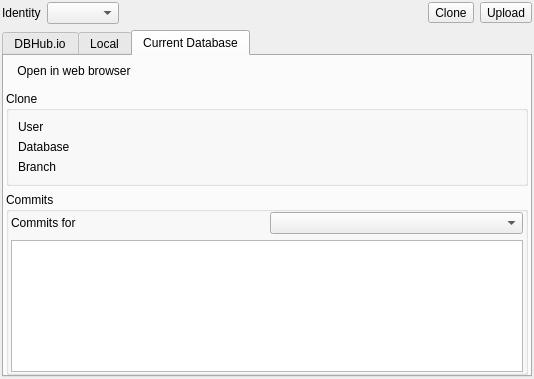
This is src/RemoteDock.ui in sqlitebrowser/sqlitebrowser as Qt 5 draws it before an edit. The edited form follows.
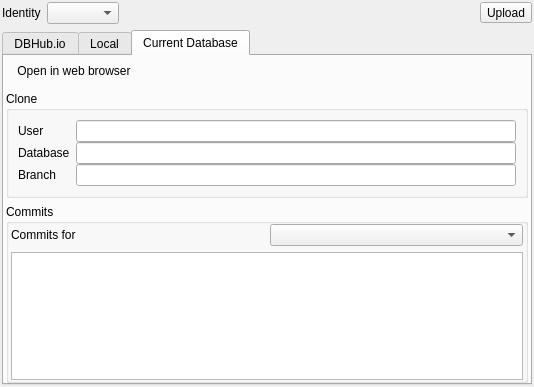
This is the edited form. The open tabs and pages were chosen to show the change. Icons and pictures are not drawn.

```diff
--- a/src/RemoteDock.ui
+++ b/src/RemoteDock.ui
@@ -7,7 +7,7 @@
     <x>0</x>
     <y>0</y>
     <width>534</width>
-    <height>379</height>
+    <height>387</height>
    </rect>
   </property>
   <property name="windowTitle">
@@ -77,23 +77,6 @@
            </property>
           </spacer>
          </item>
-         <item>
-          <widget class="QToolButton" name="buttonCloneDatabase">
-           <property name="toolTip">
-            <string>Use this to download a remote database for local editing using a URL as provided on the web page of the database.</string>
-           </property>
-           <property name="text">
-            <string>Clone</string>
-           </property>
-           <property name="icon">
-            <iconset resource="icons/icons.qrc">
-             <normaloff>:/icons/clone_database</normaloff>:/icons/clone_database</iconset>
-           </property>
-           <property name="toolButtonStyle">
-            <enum>Qt::ToolButtonTextBesideIcon</enum>
-           </property>
-          </widget>
-         </item>
          <item>
           <widget class="QToolButton" name="buttonPushDatabase">
            <property name="toolTip">
@@ -204,6 +187,9 @@
               <string>Clone</string>
              </property>
              <layout class="QFormLayout" name="formLayout">
+              <property name="verticalSpacing">
+               <number>0</number>
+              </property>
               <item row="0" column="0">
                <widget class="QLabel" name="label">
                 <property name="text">
@@ -212,12 +198,9 @@
                </widget>
               </item>
               <item row="0" column="1">
-               <widget class="QLabel" name="labelDatabaseUser">
-                <property name="text">
-                 <string/>
-                </property>
-                <property name="textInteractionFlags">
-                 <set>Qt::LinksAccessibleByMouse|Qt::TextSelectableByKeyboard|Qt::TextSelectableByMouse</set>
+               <widget class="QLineEdit" name="editDatabaseUser">
+                <property name="readOnly">
+                 <bool>true</bool>
                 </property>
                </widget>
               </item>
@@ -229,12 +212,9 @@
                </widget>
               </item>
               <item row="1" column="1">
-               <widget class="QLabel" name="labelDatabaseFile">
-                <property name="text">
-                 <string/>
-                </property>
-                <property name="textInteractionFlags">
-                 <set>Qt::LinksAccessibleByMouse|Qt::TextSelectableByKeyboard|Qt::TextSelectableByMouse</set>
+               <widget class="QLineEdit" name="editDatabaseFile">
+                <property name="readOnly">
+                 <bool>true</bool>
                 </property>
                </widget>
               </item>
@@ -246,12 +226,9 @@
                </widget>
               </item>
               <item row="2" column="1">
-               <widget class="QLabel" name="labelDatabaseBranch">
-                <property name="text">
-                 <string/>
-                </property>
-                <property name="textInteractionFlags">
-                 <set>Qt::LinksAccessibleByMouse|Qt::TextSelectableByKeyboard|Qt::TextSelectableByMouse</set>
+               <widget class="QLineEdit" name="editDatabaseBranch">
+                <property name="readOnly">
+                 <bool>true</bool>
                 </property>
                </widget>
               </item>
```
Left out of the diff: 45 changed lines with no effect on the pictures.
